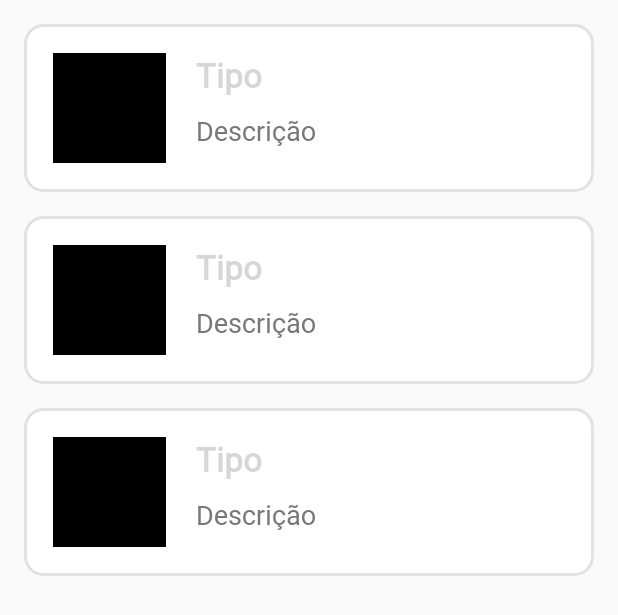
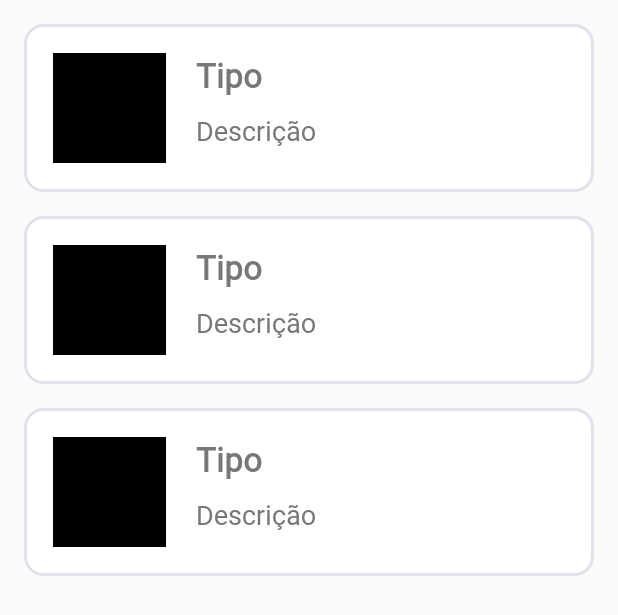
Before and after one commit to MarcosAndre01/hope-flavors, an Android app: the layout fragment_select_user_kind.xml on its own in the app's theme, with its tools: preview values and no code run, on a phone screen of 412 x 824 dp. Shown: the top 615 px of the screen. Run offline under Robolectric (Android 15) with nearby library versions, the light colour scheme and no system bars.

Commit message:
Mudar cor ao clicar tipo do usuário

```diff
--- a/app/src/main/java/br/ufpb/care/register/UserKindAdapter.kt
+++ b/app/src/main/java/br/ufpb/care/register/UserKindAdapter.kt
@@ -11,6 +11,8 @@ import br.ufpb.care.register.UserKind
 class UserKindAdapter : RecyclerView.Adapter<UserKindAdapter.UserKindViewHolder>() {
     class UserKindViewHolder(val binding: UserKindItemBinding) :
         RecyclerView.ViewHolder(binding.root)
+
+    private var selectedItemPosition: Int = 0
 
     private val diffCallback = object : DiffUtil.ItemCallback<UserKind>() {
         override fun areItemsTheSame(oldItem: UserKind, newItem: UserKind): Boolean {
@@ -43,6 +45,17 @@ class UserKindAdapter : RecyclerView.Adapter<UserKindAdapter.UserKindViewHolder>
         val context = holder.itemView.context
 
         holder.binding.apply {
+            background.setOnClickListener {
+                selectedItemPosition = holder.adapterPosition
+                notifyDataSetChanged()
+            }
+
+            val isSelected = selectedItemPosition == holder.adapterPosition
+            background.isPressed = isSelected
+            title.isPressed = isSelected
+            subtitle.isPressed = isSelected
+            icon.isPressed = isSelected
+
             title.text = context.getString(kind.name)
             subtitle.text = context.getString(kind.description)
             icon.setImageResource(kind.icon)
--- /dev/null
+++ b/app/src/main/res/drawable/user_kind_background.xml
@@ -0,0 +1,17 @@
+<?xml version="1.0" encoding="utf-8"?>
+<selector xmlns:android="http://schemas.android.com/apk/res/android">
+    <item android:state_pressed="true">
+        <shape>
+            <solid android:color="@color/colorPrimaryDark" />
+            <stroke android:width="2dip" android:color="@color/colorPrimaryDark" />
+            <corners android:radius="12dp" />
+        </shape>
+    </item>
+    <item android:state_pressed="false" >
+        <shape>
+            <solid android:color="#FFFFFF" />
+            <stroke android:width="2dip" android:color="#dfe2e8" />
+            <corners android:radius="12dp" />
+        </shape>
+    </item>
+</selector>
--- /dev/null
+++ b/app/src/main/res/drawable/user_kind_text_color.xml
@@ -0,0 +1,5 @@
+<?xml version="1.0" encoding="utf-8"?>
+<selector xmlns:android="http://schemas.android.com/apk/res/android">
+    <item android:state_pressed="true" android:color="#FFFFFF" />
+    <item android:state_pressed="false" android:color="#777777" />
+</selector>
--- a/app/src/main/res/layout/user_kind_item.xml
+++ b/app/src/main/res/layout/user_kind_item.xml
@@ -7,7 +7,10 @@
     android:orientation="vertical">
 
     <LinearLayout
-        style="@style/containerTipo">
+        android:id="@+id/background"
+        style="@style/containerTipo"
+        android:clickable="true"
+        android:focusable="true">
 
         <ImageView
             android:id="@+id/icon"
--- a/app/src/main/res/values/styles.xml
+++ b/app/src/main/res/values/styles.xml
@@ -5,9 +5,9 @@
         <item name="android:layout_width">match_parent</item>
         <item name="android:layout_height">wrap_content</item>
         <item name="android:layout_marginTop">16dp</item>
-        <item name="android:background">@drawable/border_1</item>
         <item name="android:orientation">horizontal</item>
         <item name="android:padding">19dp</item>
+        <item name="android:background">@drawable/user_kind_background</item>
     </style>
 
     <style name="imgTipo">
@@ -25,19 +25,19 @@
     <style name="titleType">
         <item name="android:layout_width">wrap_content</item>
         <item name="android:layout_height">wrap_content</item>
-        <item name="android:textColor">@color/colorPrimaryDark</item>
         <item name="android:textSize">22sp</item>
         <item name="android:textStyle">bold</item>
         <item name="android:fontFamily">@font/assistant_semibold</item>
+        <item name="android:textColor">@drawable/user_kind_text_color</item>
     </style>
 
     <style name="subtitleType">
         <item name="android:layout_width">wrap_content</item>
         <item name="android:layout_height">wrap_content</item>
         <item name="android:layout_marginTop">10dp</item>
-        <item name="android:textColor">#777</item>
         <item name="android:textSize">18sp</item>
         <item name="android:fontFamily">@font/assistant_semibold</item>
+        <item name="android:textColor">@drawable/user_kind_text_color</item>
     </style>
 
 </resources>
```
Also changed, not shown: 20 other files.
